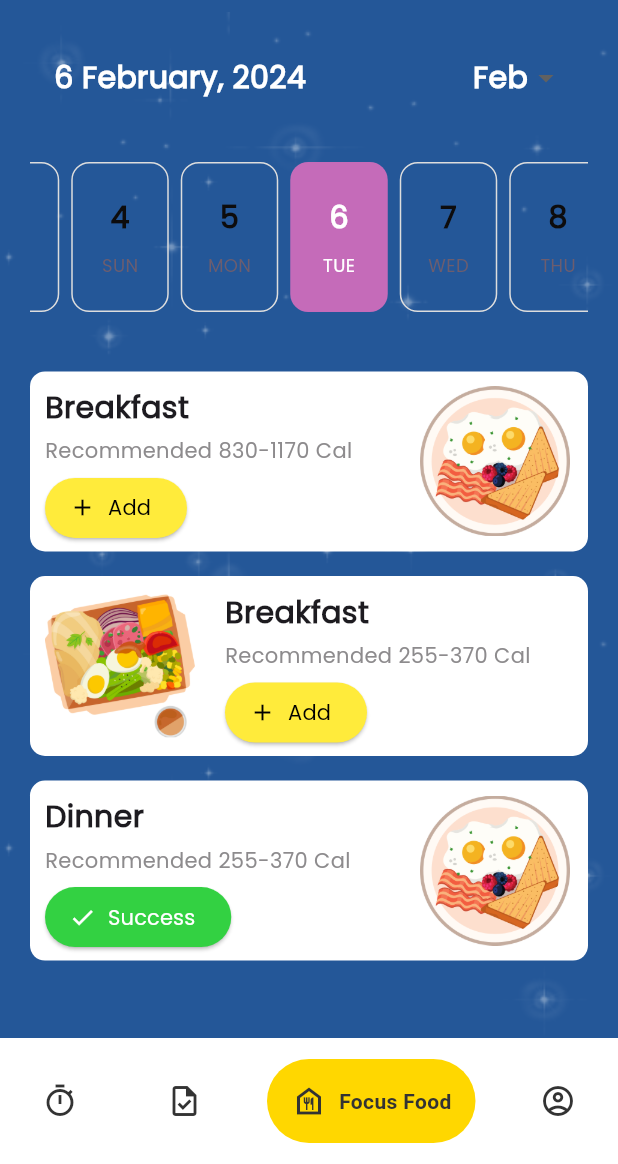
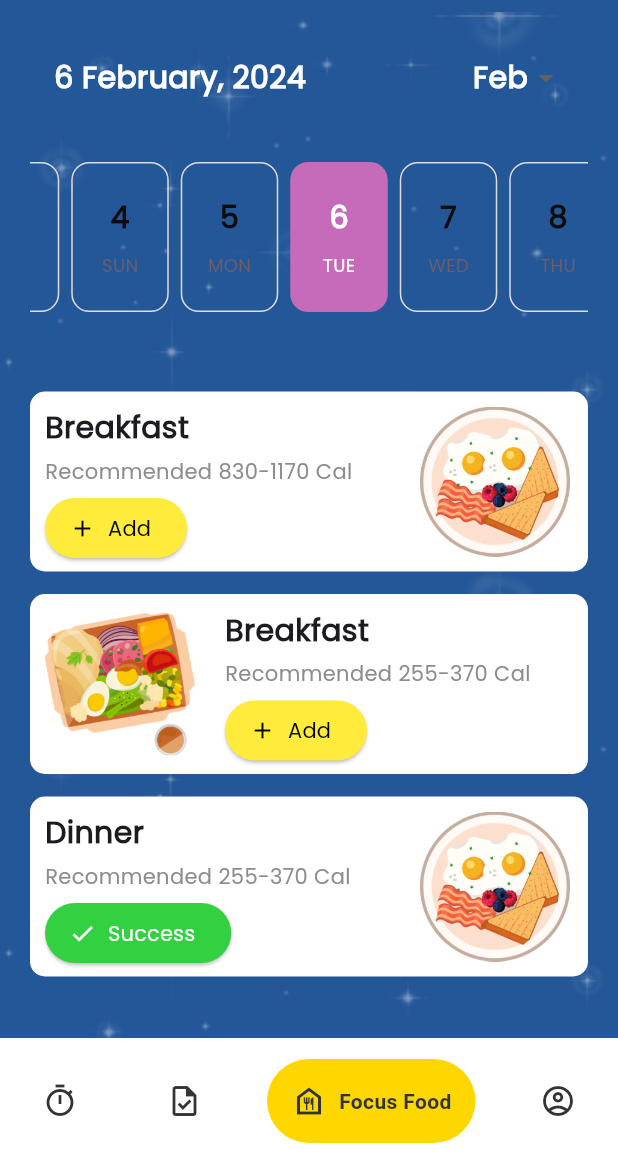
Before and after one commit to JakkapatB/ProjectMobileApp2024, a Flutter app: the Navbar screen opened directly, item 3 of the bottom bar chosen, on a phone screen of 412 x 824 dp, the part 72-1236 px from its top. Run offline on Flutter 3.47's test engine with Material 3 defaults, Android fonts, the phone set to English and light mode, and no system bars; drawn by our look-alikes of easy_date_timeline, google_nav_bar; our stand-ins replace audioplayers, dropdown_button2, fl_chart, hexcolor, scroll_snap_list; missing offline and left inert: flutter_material_color_picker.

Commit message:
last version boss

```diff
--- a/lib/pages/focusFood.dart
+++ b/lib/pages/focusFood.dart
@@ -34,7 +34,9 @@ class Focusfood extends StatelessWidget {
             ],
           ),
         ),
-        body: Container(
+        body: SingleChildScrollView(
+          child: Container(
+            height: MediaQuery.of(context).size.height,
             width: double.infinity,
             decoration: BoxDecoration(
               color: HexColor('#245798'),
@@ -54,15 +56,18 @@ class Focusfood extends StatelessWidget {
                     child: Padding(
                       padding: const EdgeInsets.only(top: 30, bottom: 30),
                       child: Column(
-                      mainAxisAlignment: MainAxisAlignment.spaceAround,
+                        mainAxisAlignment: MainAxisAlignment.start,
                         children: [
+                          SizedBox(
+                            height: 15,
+                          ),
                           CardBreakfast(),
                           SizedBox(
-                          height: 10,
+                            height: 15,
                           ),
                           CardLunch(),
                           SizedBox(
-                          height: 10,
+                            height: 15,
                           ),
                           CardDinner(),
                         ],
@@ -74,6 +79,7 @@ class Focusfood extends StatelessWidget {
             )
             //`selectedDate` the new date selected.
             ,
+          ),
         ),
       ),
     );
--- a/lib/pages/task.dart
+++ b/lib/pages/task.dart
@@ -11,6 +11,7 @@ class TaskPage extends StatelessWidget {
       debugShowCheckedModeBanner: false,
       theme: ThemeData(fontFamily: 'Poppins'),
       home: Scaffold(
+          resizeToAvoidBottomInset: false,
           appBar: AppBar(
             elevation: 0,
             backgroundColor: HexColor('#245798'),
```
Lines whose indentation alone changed are shown as unchanged.
